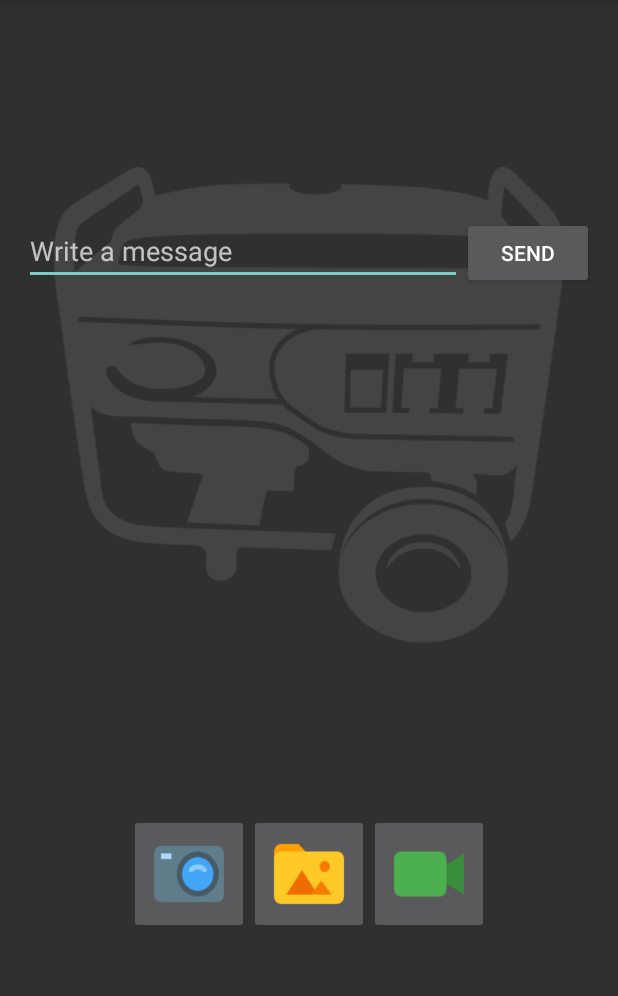
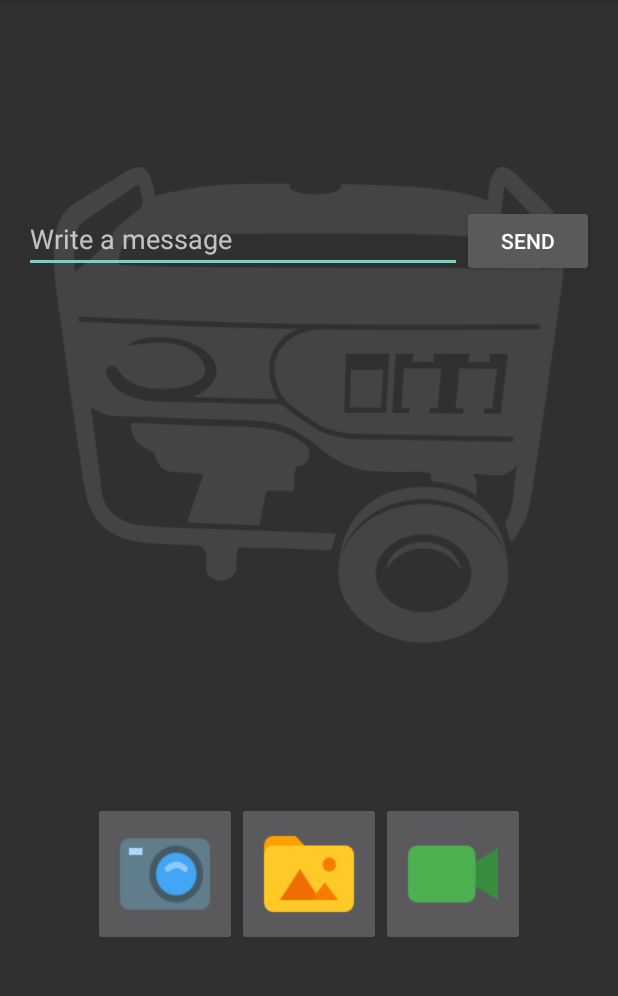
Before and after one commit to scheb/party-projector-app, an Android app: the screen it shows after launch (MainActivity), on a phone screen of 412 x 824 dp, the part 84-1080 px from its top. Run offline under Robolectric (Android 15) with nearby library versions, the phone set to English and light mode, and no system bars.

Commit message:
Bigger buttons

```diff
--- a/app/src/main/res/layout/activity_main.xml
+++ b/app/src/main/res/layout/activity_main.xml
@@ -56,8 +56,8 @@
             android:gravity="center">
 
             <ImageButton
-                android:layout_width="80dp"
-                android:layout_height="80dp"
+                android:layout_width="96dp"
+                android:layout_height="96dp"
                 android:text="@string/capture_picture"
                 android:src="@drawable/camera"
                 android:id="@+id/capturePictureButton"
@@ -65,8 +65,8 @@
                 android:scaleType="fitXY"/>
 
             <ImageButton
-                android:layout_width="80dp"
-                android:layout_height="80dp"
+                android:layout_width="96dp"
+                android:layout_height="96dp"
                 android:text="@string/display_picture"
                 android:id="@+id/selectPictureButton"
                 android:onClick="onSelectPicture"
@@ -74,8 +74,8 @@
                 android:scaleType="fitXY"/>
 
             <ImageButton
-                android:layout_width="80dp"
-                android:layout_height="80dp"
+                android:layout_width="96dp"
+                android:layout_height="96dp"
                 android:text="@string/stream_video"
                 android:src="@drawable/video"
                 android:id="@+id/streamButton"
```
